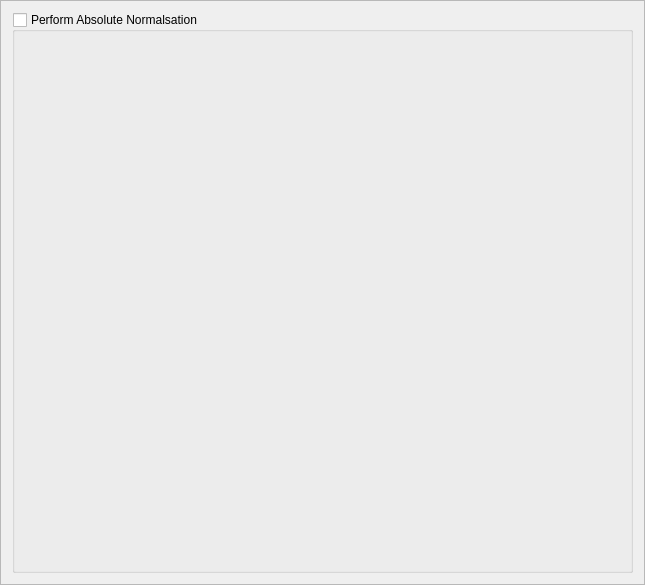
Above: Code/Mantid/scripts/Interface/ui/inelastic/dgs_absolute_units.ui from mantidproject/mantid before the change. Below: the same form after it.
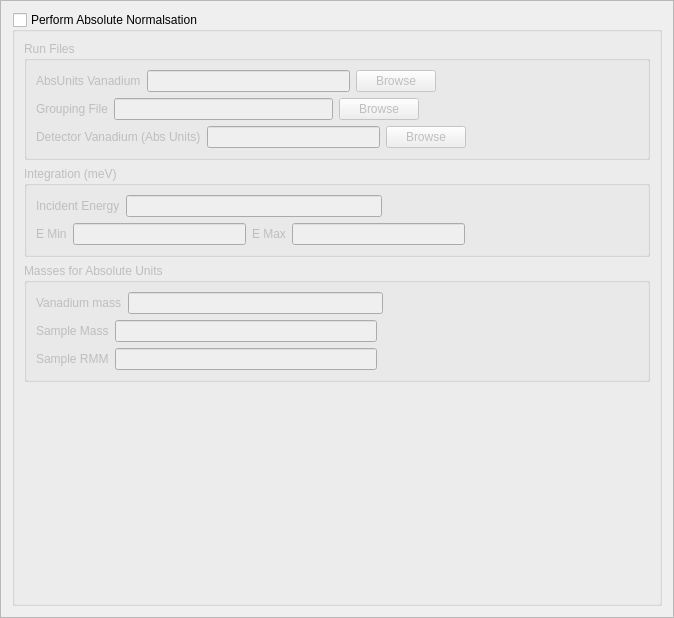
That is the form after the change.

Commit message: Refs #5454. Finishing out absolute units tab work.

Diff of the .ui file:
```diff
--- a/Code/Mantid/scripts/Interface/ui/inelastic/dgs_absolute_units.ui
+++ b/Code/Mantid/scripts/Interface/ui/inelastic/dgs_absolute_units.ui
@@ -6,8 +6,8 @@
    <rect>
     <x>0</x>
     <y>0</y>
-    <width>645</width>
-    <height>585</height>
+    <width>674</width>
+    <height>618</height>
    </rect>
   </property>
   <property name="windowTitle">
@@ -19,7 +19,7 @@
   <property name="frameShadow">
    <enum>QFrame::Raised</enum>
   </property>
-  <layout class="QVBoxLayout" name="verticalLayout">
+  <layout class="QVBoxLayout" name="verticalLayout_5">
    <item>
     <widget class="QGroupBox" name="absunits_gb">
      <property name="title">
@@ -31,6 +31,295 @@
      <property name="checked">
       <bool>false</bool>
      </property>
+     <layout class="QVBoxLayout" name="verticalLayout_4">
+      <item>
+       <widget class="QGroupBox" name="run_files_gb">
+        <property name="title">
+         <string>Run Files</string>
+        </property>
+        <layout class="QVBoxLayout" name="verticalLayout">
+         <item>
+          <layout class="QHBoxLayout" name="horizontalLayout">
+           <item>
+            <widget class="QLabel" name="absunits_van_label">
+             <property name="text">
+              <string>AbsUnits Vanadium</string>
+             </property>
+            </widget>
+           </item>
+           <item>
+            <widget class="QLineEdit" name="absunits_van_edit"/>
+           </item>
+           <item>
+            <widget class="QPushButton" name="absunits_van_browse">
+             <property name="text">
+              <string>Browse</string>
+             </property>
+            </widget>
+           </item>
+           <item>
+            <spacer name="horizontalSpacer">
+             <property name="orientation">
+              <enum>Qt::Horizontal</enum>
+             </property>
+             <property name="sizeHint" stdset="0">
+              <size>
+               <width>40</width>
+               <height>20</height>
+              </size>
+             </property>
+            </spacer>
+           </item>
+          </layout>
+         </item>
+         <item>
+          <layout class="QHBoxLayout" name="horizontalLayout_2">
+           <item>
+            <widget class="QLabel" name="grouping_file_label">
+             <property name="text">
+              <string>Grouping File</string>
+             </property>
+            </widget>
+           </item>
+           <item>
+            <widget class="QLineEdit" name="grouping_file_edit"/>
+           </item>
+           <item>
+            <widget class="QPushButton" name="grouping_file_browse">
+             <property name="text">
+              <string>Browse</string>
+             </property>
+            </widget>
+           </item>
+           <item>
+            <spacer name="horizontalSpacer_2">
+             <property name="orientation">
+              <enum>Qt::Horizontal</enum>
+             </property>
+             <property name="sizeHint" stdset="0">
+              <size>
+               <width>40</width>
+               <height>20</height>
+              </size>
+             </property>
+            </spacer>
+           </item>
+          </layout>
+         </item>
+         <item>
+          <layout class="QHBoxLayout" name="horizontalLayout_3">
+           <item>
+            <widget class="QLabel" name="absunits_detvan_label">
+             <property name="text">
+              <string>Detector Vanadium (Abs Units)</string>
+             </property>
+            </widget>
+           </item>
+           <item>
+            <widget class="QLineEdit" name="absunits_detvan_edit"/>
+           </item>
+           <item>
+            <widget class="QPushButton" name="absunits_detvan_browse">
+             <property name="text">
+              <string>Browse</string>
+             </property>
+            </widget>
+           </item>
+           <item>
+            <spacer name="horizontalSpacer_3">
+             <property name="orientation">
+              <enum>Qt::Horizontal</enum>
+             </property>
+             <property name="sizeHint" stdset="0">
+              <size>
+               <width>40</width>
+               <height>20</height>
+              </size>
+             </property>
+            </spacer>
+           </item>
+          </layout>
+         </item>
+        </layout>
+       </widget>
+      </item>
+      <item>
+       <widget class="QGroupBox" name="integration_gb">
+        <property name="title">
+         <string>Integration (meV)</string>
+        </property>
+        <layout class="QVBoxLayout" name="verticalLayout_2">
+         <item>
+          <layout class="QHBoxLayout" name="horizontalLayout_4">
+           <item>
+            <widget class="QLabel" name="ei_label">
+             <property name="text">
+              <string>Incident Energy</string>
+             </property>
+            </widget>
+           </item>
+           <item>
+            <widget class="QLineEdit" name="ei_edit"/>
+           </item>
+           <item>
+            <spacer name="horizontalSpacer_4">
+             <property name="orientation">
+              <enum>Qt::Horizontal</enum>
+             </property>
+             <property name="sizeHint" stdset="0">
+              <size>
+               <width>40</width>
+               <height>20</height>
+              </size>
+             </property>
+            </spacer>
+           </item>
+          </layout>
+         </item>
+         <item>
+          <layout class="QHBoxLayout" name="horizontalLayout_5">
+           <item>
+            <widget class="QLabel" name="emin_label">
+             <property name="text">
+              <string>E Min</string>
+             </property>
+            </widget>
+           </item>
+           <item>
+            <widget class="QLineEdit" name="emin_edit"/>
+           </item>
+           <item>
+            <widget class="QLabel" name="emax_label">
+             <property name="text">
+              <string>E Max</string>
+             </property>
+            </widget>
+           </item>
+           <item>
+            <widget class="QLineEdit" name="emax_edit"/>
+           </item>
+           <item>
+            <spacer name="horizontalSpacer_5">
+             <property name="orientation">
+              <enum>Qt::Horizontal</enum>
+             </property>
+             <property name="sizeHint" stdset="0">
+              <size>
+               <width>40</width>
+               <height>20</height>
+              </size>
+             </property>
+            </spacer>
+           </item>
+          </layout>
+         </item>
+        </layout>
+       </widget>
+      </item>
+      <item>
+       <widget class="QGroupBox" name="masses_gb">
+        <property name="title">
+         <string>Masses for Absolute Units</string>
+        </property>
+        <layout class="QVBoxLayout" name="verticalLayout_3">
+         <item>
+          <layout class="QHBoxLayout" name="horizontalLayout_6">
+           <item>
+            <widget class="QLabel" name="van_mass_label">
+             <property name="text">
+              <string>Vanadium mass</string>
+             </property>
+            </widget>
+           </item>
+           <item>
+            <widget class="QLineEdit" name="van_mass_edit"/>
+           </item>
+           <item>
+            <spacer name="horizontalSpacer_6">
+             <property name="orientation">
+              <enum>Qt::Horizontal</enum>
+             </property>
+             <property name="sizeHint" stdset="0">
+              <size>
+               <width>40</width>
+               <height>20</height>
+              </size>
+             </property>
+            </spacer>
+           </item>
+          </layout>
+         </item>
+         <item>
+          <layout class="QHBoxLayout" name="horizontalLayout_7">
+           <item>
+            <widget class="QLabel" name="sample_mass_label">
+             <property name="text">
+              <string>Sample Mass</string>
+             </property>
+            </widget>
+           </item>
+           <item>
+            <widget class="QLineEdit" name="sample_mass_edit"/>
+           </item>
+           <item>
+            <spacer name="horizontalSpacer_7">
+             <property name="orientation">
+              <enum>Qt::Horizontal</enum>
+             </property>
+             <property name="sizeHint" stdset="0">
+              <size>
+               <width>40</width>
+               <height>20</height>
+              </size>
+             </property>
+            </spacer>
+           </item>
+          </layout>
+         </item>
+         <item>
+          <layout class="QHBoxLayout" name="horizontalLayout_8">
+           <item>
+            <widget class="QLabel" name="sample_rmm_label">
+             <property name="text">
+              <string>Sample RMM</string>
+             </property>
+            </widget>
+           </item>
+           <item>
+            <widget class="QLineEdit" name="sample_rmm_edit"/>
+           </item>
+           <item>
+            <spacer name="horizontalSpacer_8">
+             <property name="orientation">
+              <enum>Qt::Horizontal</enum>
+             </property>
+             <property name="sizeHint" stdset="0">
+              <size>
+               <width>40</width>
+               <height>20</height>
+              </size>
+             </property>
+            </spacer>
+           </item>
+          </layout>
+         </item>
+        </layout>
+       </widget>
+      </item>
+      <item>
+       <spacer name="verticalSpacer">
+        <property name="orientation">
+         <enum>Qt::Vertical</enum>
+        </property>
+        <property name="sizeHint" stdset="0">
+         <size>
+          <width>20</width>
+          <height>171</height>
+         </size>
+        </property>
+       </spacer>
+      </item>
+     </layout>
     </widget>
    </item>
   </layout>
```
The commit also changes 3 other files.
